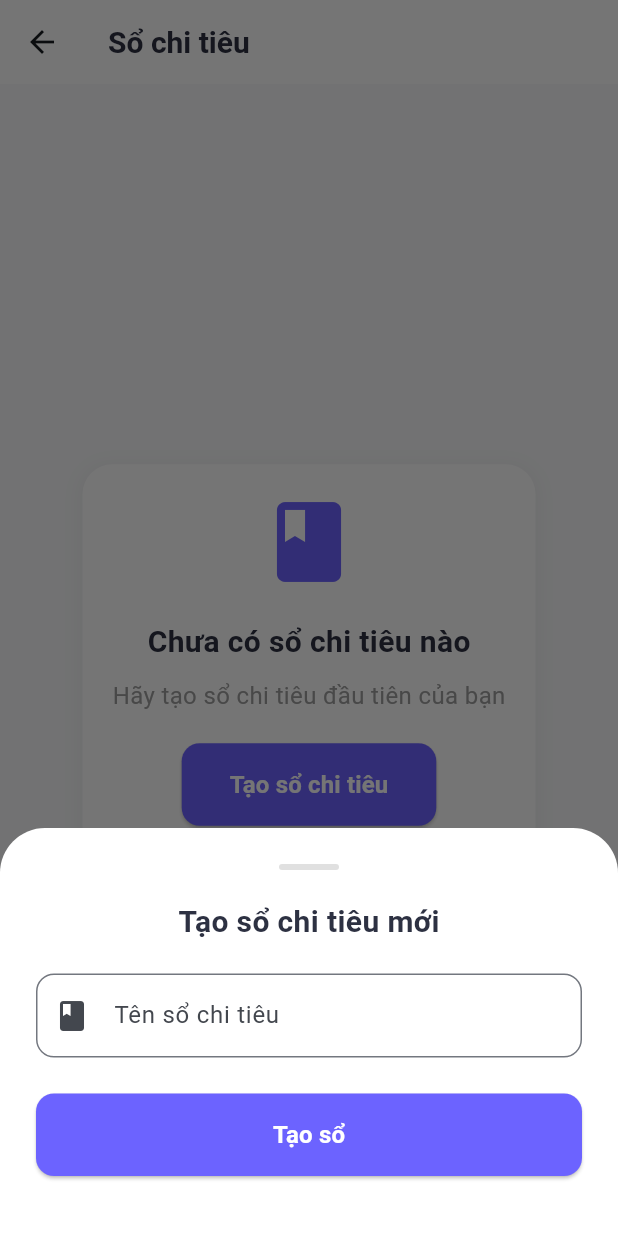
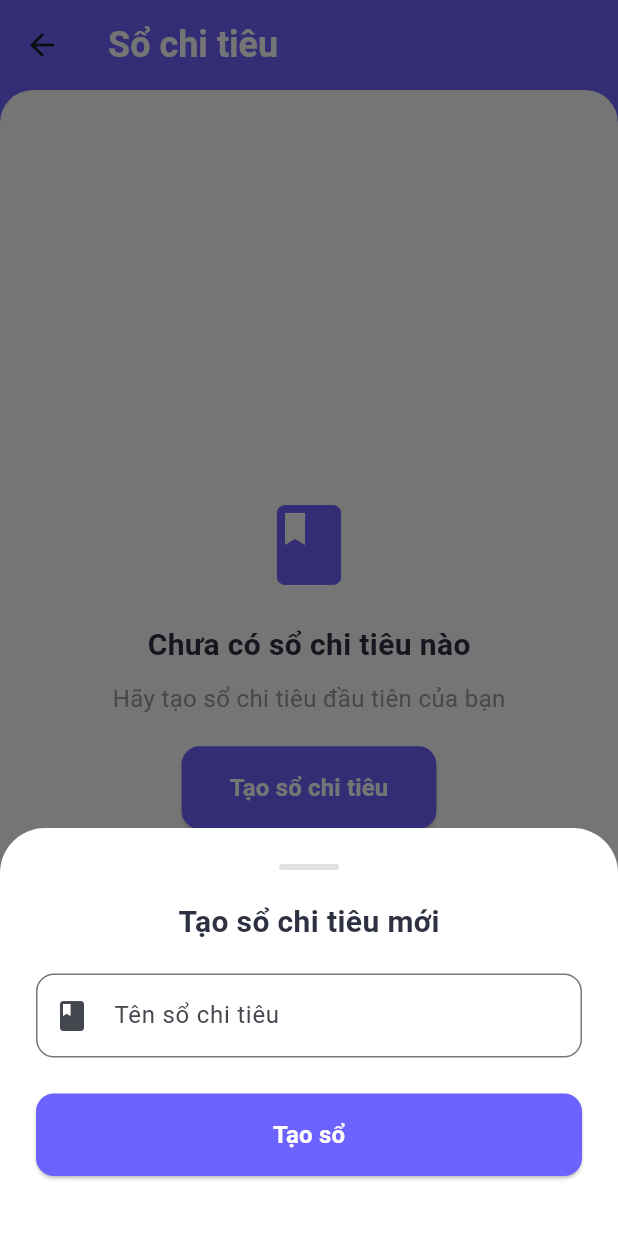
Before and after one commit to DanhCaTuanNgoc/fintrack, a Flutter app: the Books screen opened directly, after a tap on "Tạo sổ chi tiêu", on a phone screen of 412 x 824 dp. Run offline on Flutter 3.47's test engine with Material 3 defaults, Android fonts, the phone set to English and light mode, and no system bars; our stand-ins replace fl_chart, flutter_riverpod, google_fonts, riverpod_annotation, shared_preferences, sqflite and 1 more; accounts and stored records are empty.

Commit message:
feat(dependencies): update pubspec.yaml to include new dependencies and configure flutter_native_splash; enhance UI in books.dart with improved layout and theme integration

```diff
--- a/lib/data/database/database_helper.dart
+++ b/lib/data/database/database_helper.dart
@@ -251,9 +251,8 @@ class DatabaseHelper {
       for (int i = 0; i < numExpenses; i++) {
         final category =
             expenseCategories[random.nextInt(expenseCategories.length)];
-        final amount =
-            (random.nextDouble() * 5000000)
-                .roundToDouble(); // Số tiền từ 0-5 triệu
+        final amount = (random.nextDouble() * 5000000)
+            .roundToDouble(); // Số tiền từ 0-5 triệu
         final date = DateTime(
           now.year,
           now.month - month,
@@ -272,13 +271,11 @@ class DatabaseHelper {
       }
 
       // Tạo 1-3 giao dịch thu nhập mỗi tháng
-      int numIncomes = random.nextInt(3) + 1;
+      int numIncomes = random.nextInt(1) + 1;
       for (int i = 0; i < numIncomes; i++) {
         final category =
             incomeCategories[random.nextInt(incomeCategories.length)];
-        final amount =
-            (random.nextDouble() * 15000000)
-                .roundToDouble(); // Số tiền từ 0-15 triệu
+        final amount = (random.nextDouble() * 15000).roundToDouble();
         final date = DateTime(
           now.year,
           now.month - month,
--- a/lib/main.dart
+++ b/lib/main.dart
@@ -9,7 +9,6 @@ import 'package:flutter_riverpod/flutter_riverpod.dart';
 import 'providers/currency_provider.dart';
 import 'package:flutter/services.dart';
 import './ui/more.dart';
-import 'ui/more.dart'; // import để lấy backgroundColorProvider
 
 void main() async {
   WidgetsFlutterBinding.ensureInitialized();
@@ -60,7 +59,7 @@ class MyApp extends StatelessWidget {
         textTheme: GoogleFonts.robotoTextTheme(),
         scaffoldBackgroundColor: const Color(0xFFF5F5F5),
       ),
-      home: hasVisited ? HomePage() : const WelcomeScreen(),
+      home: hasVisited ? const HomePage() : const WelcomeScreen(),
     );
   }
 }
--- a/lib/ui/books.dart
+++ b/lib/ui/books.dart
@@ -153,44 +153,63 @@ class _BooksState extends ConsumerState<Books>
       data: (books) {
         if (books.isEmpty) {
           return Scaffold(
-            backgroundColor: const Color(0xFFF8F9FA),
+            backgroundColor: Colors.white,
             appBar: AppBar(
+              backgroundColor: themeColor,
+              elevation: 0,
+              toolbarHeight: 60,
               title: const Text(
                 'Sổ chi tiêu',
                 style: TextStyle(
                   fontWeight: FontWeight.bold,
-                  fontSize: 20,
-                  color: Color(0xFF2D3142),
+                  fontSize: 24,
+                  color: Colors.white,
                 ),
               ),
-              backgroundColor: Colors.white,
-              elevation: 0,
             ),
-            body: Center(
+            body: Container(
+              decoration: BoxDecoration(color: themeColor),
+              child: Container(
+                decoration: BoxDecoration(
+                  color: Colors.white, // Background color for the body
+                  borderRadius: const BorderRadius.only(
+                    topLeft: Radius.circular(22),
+                    topRight: Radius.circular(22),
+                  ), // Rounded top-left and top-right corners
+                  boxShadow: [
+                    BoxShadow(
+                      color: Colors.grey.withOpacity(0.1),
+                      spreadRadius: 1,
+                      blurRadius: 4,
+                      offset: const Offset(0, 1),
+                    ),
+                  ],
+                ),
+                child: Center(
                   child: Column(
                     mainAxisAlignment: MainAxisAlignment.center,
                     children: [
                       Container(
                         padding: const EdgeInsets.all(20),
                         margin: const EdgeInsets.all(16),
-                    decoration: BoxDecoration(
-                      color: Colors.white,
-                      borderRadius: BorderRadius.circular(20),
-                      boxShadow: [
-                        BoxShadow(
-                          color: Colors.grey.withOpacity(0.1),
-                          spreadRadius: 1,
-                          blurRadius: 10,
-                          offset: const Offset(0, 2),
-                        ),
-                      ],
-                    ),
+                        // decoration: BoxDecoration(
+                        //   color: Colors.white,
+                        //   borderRadius: BorderRadius.circular(20),
+                        //   boxShadow: [
+                        //     BoxShadow(
+                        //       color: Colors.grey.withOpacity(0.1),
+                        //       spreadRadius: 1,
+                        //       blurRadius: 10,
+                        //       offset: const Offset(0, 2),
+                        //     ),
+                        //   ],
+                        // ),
                         child: Column(
                           children: [
-                        const Icon(
+                            Icon(
                               Icons.book,
                               size: 64,
-                          color: Color(0xFF6C63FF),
+                              color: themeColor,
                             ),
                             const SizedBox(height: 20),
                             const Text(
@@ -204,15 +223,16 @@ class _BooksState extends ConsumerState<Books>
                             const SizedBox(height: 10),
                             const Text(
                               'Hãy tạo sổ chi tiêu đầu tiên của bạn',
-                          style: TextStyle(fontSize: 16, color: Colors.grey),
+                              style:
+                                  TextStyle(fontSize: 16, color: Colors.grey),
                             ),
                             const SizedBox(height: 20),
                             ElevatedButton(
                               onPressed: () {
-                            _showCreateBookModal(context);
+                                _showCreateBookModal(context, themeColor);
                               },
                               style: ElevatedButton.styleFrom(
-                            backgroundColor: const Color(0xFF6C63FF),
+                                backgroundColor: themeColor,
                                 padding: const EdgeInsets.symmetric(
                                   horizontal: 32,
                                   vertical: 16,
@@ -234,6 +254,8 @@ class _BooksState extends ConsumerState<Books>
                         ),
                       ),
                     ],
+                  ),
+                ),
               ),
             ),
           );
@@ -981,7 +1003,7 @@ class _BooksState extends ConsumerState<Books>
             ),
           ),
 
-          // 📜 DANH SÁCH CÓ THỂ CUỘN
+          // ListView cho transaction details
           SizedBox(
             height: 230, // 👈 tùy chỉnh chiều cao cuộn
             child: ListView.builder(
@@ -1298,16 +1320,24 @@ class _BooksState extends ConsumerState<Books>
     );
   }
 
-  void _showCreateBookModal(BuildContext context) {
+  void _showCreateBookModal(BuildContext context, Color themeColor) {
     final _formKey = GlobalKey<FormState>();
     final _bookNameController = TextEditingController();
 
     showModalBottomSheet(
       context: context,
-      isScrollControlled: true,
+      isScrollControlled:
+          true, // Giữ nguyên để modal chiếm toàn màn hình nếu cần
       backgroundColor: Colors.transparent,
       builder: (context) {
-        return Container(
+        return Padding(
+          padding: EdgeInsets.only(
+            bottom: MediaQuery.of(context)
+                .viewInsets
+                .bottom, // Điều chỉnh padding dựa trên bàn phím
+          ),
+          child: SingleChildScrollView(
+            child: Container(
               decoration: const BoxDecoration(
                 color: Colors.white,
                 borderRadius: BorderRadius.vertical(top: Radius.circular(30)),
@@ -1381,7 +1411,7 @@ class _BooksState extends ConsumerState<Books>
                           }
                         },
                         style: ElevatedButton.styleFrom(
-                      backgroundColor: const Color(0xFF6C63FF),
+                          backgroundColor: themeColor,
                           padding: const EdgeInsets.symmetric(vertical: 16),
                           shape: RoundedRectangleBorder(
                             borderRadius: BorderRadius.circular(12),
@@ -1401,9 +1431,13 @@ class _BooksState extends ConsumerState<Books>
                   ],
                 ),
               ),
+            ),
+          ),
         );
       },
-    );
+    ).whenComplete(() {
+      _bookNameController.dispose(); // Giải phóng controller khi modal đóng
+    });
   }
 
   Widget _buildTabButton(String label, int index, Color themeColor,
```
Also changed, not shown: pubspec.yaml (+11 -0 lines), assets/images/splash.png (added), pubspec.lock. Lines whose indentation alone changed are shown as unchanged.
